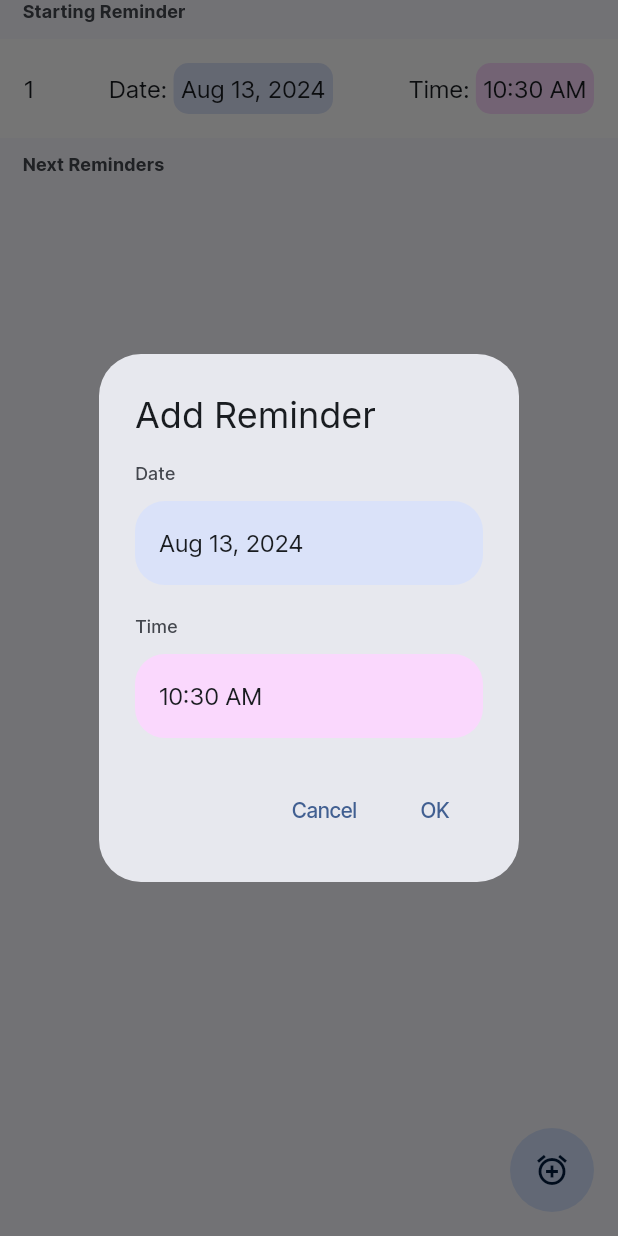
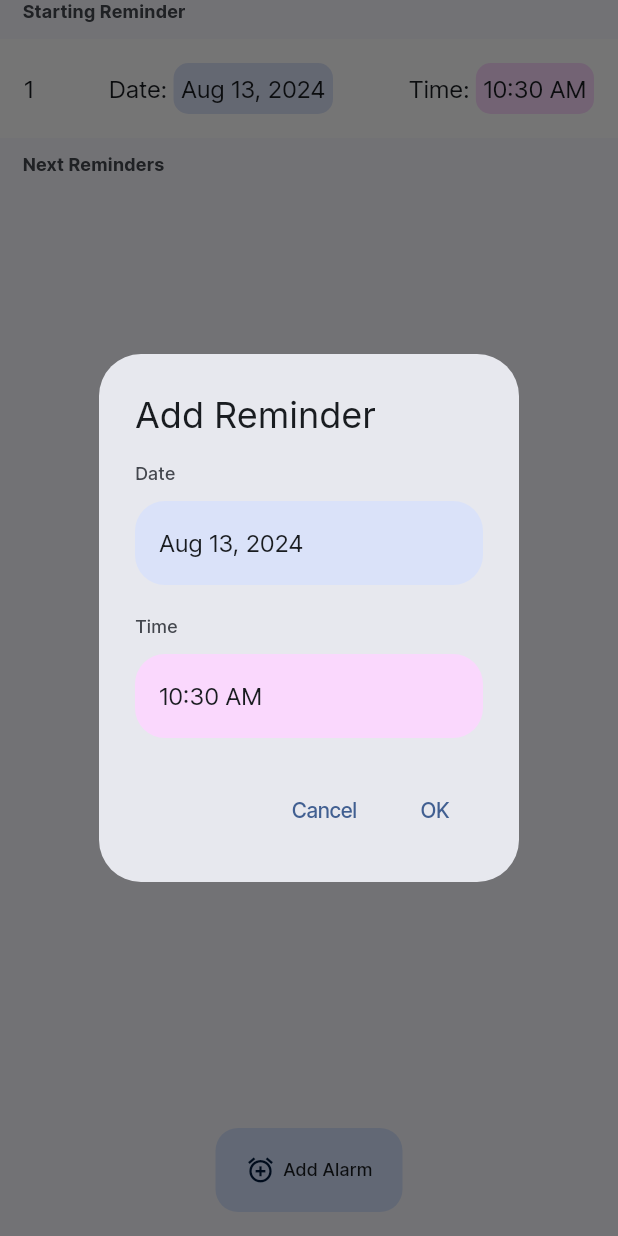
Before and after one commit to fidelisakilan/TickTock, a Flutter app: the CustomTimeListWidget widget shown alone on an empty page, opened directly, after a tap on an icon or button, on a phone screen of 412 x 824 dp. Run offline on Flutter 3.47's test engine with Material 3 defaults, Android fonts, the phone set to English and light mode, and no system bars; drawn by our look-alikes of dynamic_color; our stand-ins replace dio, flutter_bloc, flutter_local_notifications, flutter_native_timezone_updated_gradle, fluttertoast, freezed_annotation and 5 more; missing offline and left inert: wave_divider; generated files the repository leaves out were written again; project files that could hold a hidden picture were left out.

```diff
--- a/lib/app/models/task_details_model.dart
+++ b/lib/app/models/task_details_model.dart
@@ -1,3 +1,4 @@
+import 'package:collection/collection.dart';
 import 'package:freezed_annotation/freezed_annotation.dart';
 import 'package:intl/intl.dart';
 import 'package:tick_tock/modules/create_task/models/extensions.dart';
@@ -50,7 +51,28 @@ sealed class TaskDetails with _$TaskDetails {
     if (repeats.interval == 1 && repeats.endDate == null) {
       return repeatFrequency.label;
     } else {
-      String label =
+      String? label;
+      if (repeatFrequency == RepeatFrequency.weeks) {
+        const weekEnds = [WeekDay.saturday, WeekDay.sunday];
+        const weekDays = [
+          WeekDay.monday,
+          WeekDay.tuesday,
+          WeekDay.wednesday,
+          WeekDay.thursday,
+          WeekDay.friday
+        ];
+        final List<WeekDay> currentDays = List.from(repeats.days);
+        if (const ListEquality().equals(currentDays, weekDays)) {
+          label = 'Every ${repeats.interval} weekday${repeats.interval > 1 ? 's' : ''}';
+        } else if (const ListEquality().equals(currentDays, weekEnds)) {
+          label = 'Every ${repeats.interval} weekend${repeats.interval > 1 ? 's' : ''}';
+        } else if (currentDays.length > 1) {
+          label =
+              'Every ${repeats.interval} ${repeatFrequency.dropdownTitle}${repeats.interval > 1 ? 's' : ''} on ${currentDays.length} days';
+        }
+      }
+
+      label ??=
           'Every ${repeats.interval} ${repeatFrequency.dropdownTitle}${repeats.interval > 1 ? 's' : ''}';
       if (repeats.endDate != null) {
         label = '$label; Ends: ${repeats.endDate!.formattedText1}';
@@ -158,4 +180,16 @@ enum RepeatFrequency {
   const RepeatFrequency({required this.label, required this.dropdownTitle});
 }
 
-enum WeekDay { sunday, monday, tuesday, wednesday, thursday, friday, saturday }
+enum WeekDay {
+  monday(label: 'Monday'),
+  tuesday(label: 'Tuesday'),
+  wednesday(label: 'Wednesday'),
+  thursday(label: 'Thursday'),
+  friday(label: 'Friday'),
+  saturday(label: 'Saturday'),
+  sunday(label: 'Sunday');
+
+  final String label;
+
+  const WeekDay({required this.label});
+}
--- a/lib/modules/create_task/ui/custom_reminder_list_widget.dart
+++ b/lib/modules/create_task/ui/custom_reminder_list_widget.dart
@@ -112,14 +112,31 @@ class _CustomTimeListWidgetState extends State<CustomTimeListWidget> {
                 );
               },
             ),
-            SafeArea(
-              child: Padding(
-                padding: const EdgeInsets.all(16),
-                child: FloatingActionButton(
-                  foregroundColor: context.colorScheme.onPrimaryContainer,
-                  backgroundColor: context.colorScheme.primaryContainer,
-                  onPressed: _addTime,
-                  child: const Icon(Icons.add_alarm),
+            Align(
+              alignment: Alignment.bottomCenter,
+              child: SafeArea(
+                child: Padding(
+                  padding: const EdgeInsets.all(16),
+                  child: FloatingActionButton.extended(
+                    foregroundColor: context.colorScheme.onPrimaryContainer,
+                    backgroundColor: context.colorScheme.primaryContainer,
+                    onPressed: _addTime,
+                    shape: RoundedRectangleBorder(
+                        borderRadius: BorderRadius.circular(15)),
+                    label: Row(
+                      children: [
+                        const Icon(
+                          Icons.add_alarm,
+                          size: 20,
+                        ),
+                        const SizedBox(width: 5),
+                        Text(
+                          'Add Alarm',
+                          style: context.textTheme.labelMedium,
+                        ),
+                      ],
+                    ),
+                  ),
                 ),
               ),
             ),
--- a/lib/modules/task_manager/task_manager.dart
+++ b/lib/modules/task_manager/task_manager.dart
@@ -23,7 +23,9 @@ class TaskManager {
       } else if (model.repeatFrequency != RepeatFrequency.none) {
         if (model.repeats.endDate != null) {
           TimeStamp nextReminder = model.startDate;
-          while (nextReminder.date.isBefore(model.repeats.endDate!)) {}
+          // TODO: Implement this
+          // while (nextReminder.date.isBefore(model.repeats.endDate!)) {
+          // }
         } else {
           return _schedulePeriodically(model);
         }
```
Also changed, not shown: lib/modules/create_task/bloc/create_task_cubit.dart (+6 -1 lines), lib/modules/create_task/ui/create_task_screen.dart (+6 -4 lines), lib/modules/home/ui/task_list_widget.dart (+14 -7 lines).
